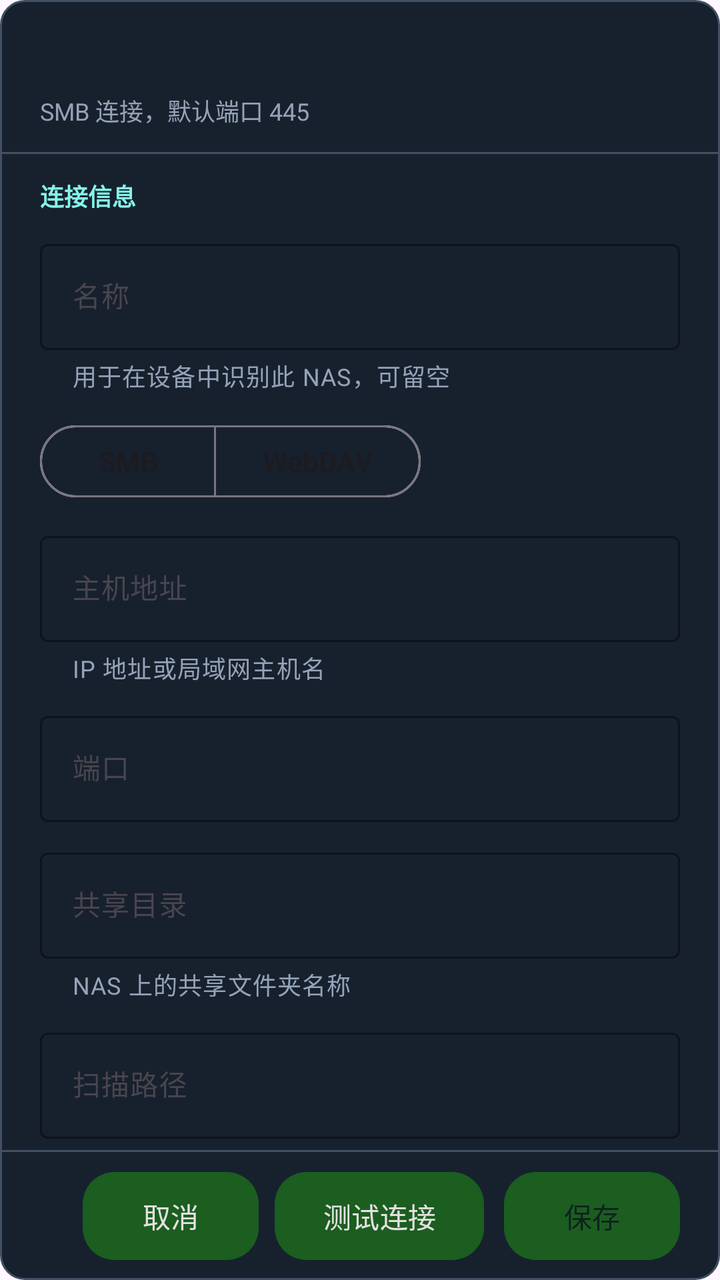
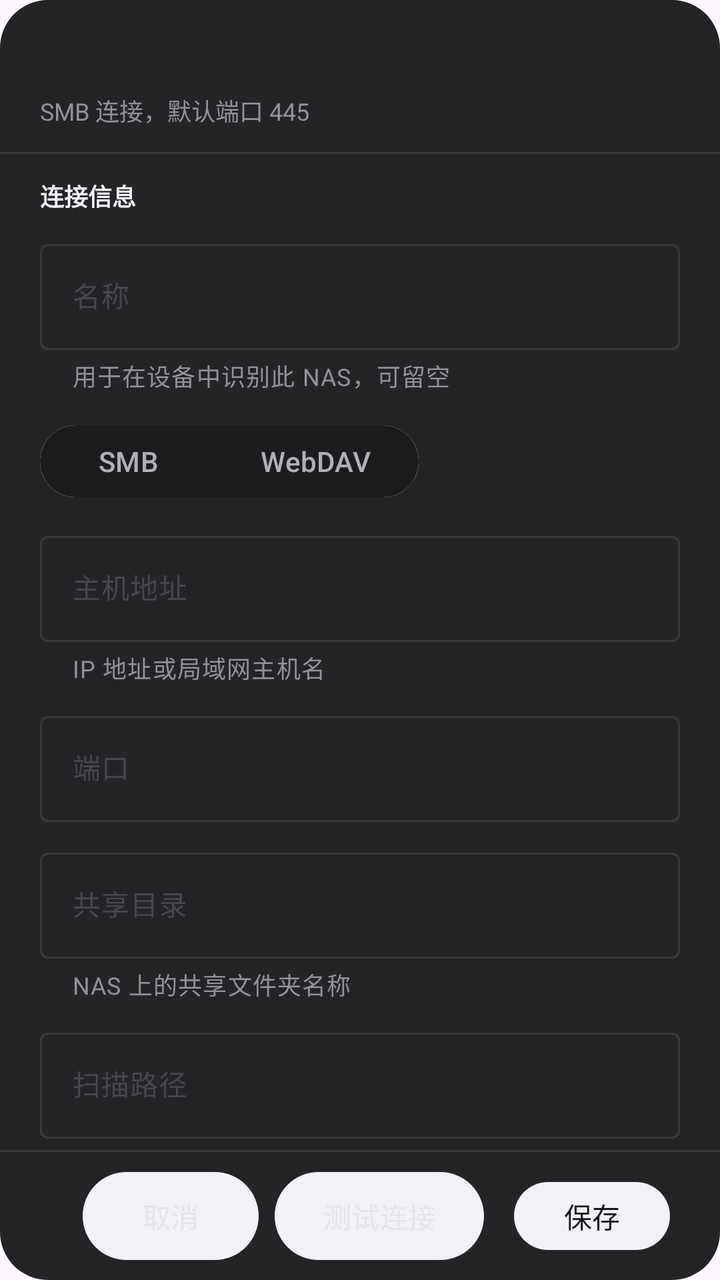

Screens rendered from an Android XML layout before and after an edit, with the pre-edit source and the edit as a unified diff.
<!-- AndroidManifest.xml: another module's application theme Theme.YuanBaoTv -->
<!-- res/layout/popup_nas_editor.xml -->
<?xml version="1.0" encoding="utf-8"?>
<LinearLayout xmlns:android="http://schemas.android.com/apk/res/android"
    xmlns:app="http://schemas.android.com/apk/res-auto"
    android:layout_width="match_parent"
    android:layout_height="match_parent"
    android:background="@drawable/bg_nas_editor_popup"
    android:orientation="vertical">

    <LinearLayout
        android:layout_width="match_parent"
        android:layout_height="wrap_content"
        android:orientation="vertical"
        android:paddingStart="20dp"
        android:paddingTop="18dp"
        android:paddingEnd="20dp"
        android:paddingBottom="12dp">

        <TextView
            android:id="@+id/tv_editor_title"
            android:layout_width="match_parent"
            android:layout_height="wrap_content"
            android:ellipsize="end"
            android:maxLines="1"
            android:textColor="@color/tv_text_primary"
            android:textSize="@dimen/ui_text_section"
            android:textStyle="bold" />

        <TextView
            android:id="@+id/tv_editor_protocol"
            android:layout_width="match_parent"
            android:layout_height="wrap_content"
            android:layout_marginTop="4dp"
            android:ellipsize="end"
            android:maxLines="1"
            android:text="@string/nas_editor_protocol_hint"
            android:textColor="@color/tv_text_tertiary"
            android:textSize="@dimen/ui_text_caption" />

        <TextView
            android:id="@+id/tv_editor_test_result"
            android:layout_width="match_parent"
            android:layout_height="wrap_content"
            android:layout_marginTop="6dp"
            android:ellipsize="end"
            android:maxLines="2"
            android:textColor="@color/tv_text_secondary"
            android:textSize="@dimen/ui_text_body"
            android:visibility="gone" />
    </LinearLayout>

    <View
        android:layout_width="match_parent"
        android:layout_height="1dp"
        android:background="@color/nas_popup_stroke" />

    <ScrollView
        android:layout_width="match_parent"
        android:layout_height="0dp"
        android:layout_weight="1"
        android:clipToPadding="false"
        android:fillViewport="true"
        android:overScrollMode="ifContentScrolls"
        android:paddingStart="20dp"
        android:paddingTop="12dp"
        android:paddingEnd="20dp"
        android:paddingBottom="12dp"
        android:scrollbars="none">

        <LinearLayout
            android:layout_width="match_parent"
            android:layout_height="wrap_content"
            android:orientation="vertical">

            <TextView
                android:layout_width="match_parent"
                android:layout_height="wrap_content"
                android:text="@string/nas_editor_connection_section"
                android:textColor="@color/tv_accent_cyan"
                android:textSize="@dimen/ui_text_caption"
                android:textStyle="bold" />

            <com.google.android.material.textfield.TextInputLayout
                android:id="@+id/input_nas_name"
                style="@style/Widget.Material3.TextInputLayout.OutlinedBox"
                android:layout_width="match_parent"
                android:layout_height="wrap_content"
                android:layout_marginTop="10dp"
                android:hint="@string/nas_name"
                app:boxStrokeColor="@color/nas_popup_stroke"
                app:helperText="@string/nas_editor_name_hint"
                app:helperTextTextColor="@color/tv_text_tertiary"
                app:hintTextColor="@color/tv_text_secondary">

                <com.google.android.material.textfield.TextInputEditText
                    android:id="@+id/et_nas_name"
                    android:layout_width="match_parent"
                    android:layout_height="wrap_content"
                    android:imeOptions="actionNext"
                    android:inputType="textCapWords"
                    android:singleLine="true"
                    android:textColor="@color/tv_text_primary"
                    android:textColorHint="@color/tv_text_tertiary"
                    android:textSize="@dimen/ui_text_body" />
            </com.google.android.material.textfield.TextInputLayout>

            <com.google.android.material.button.MaterialButtonToggleGroup
                android:id="@+id/group_nas_protocol"
                android:layout_width="wrap_content"
                android:layout_height="44dp"
                android:layout_marginTop="12dp"
                app:singleSelection="true"
                app:selectionRequired="true">

                <com.google.android.material.button.MaterialButton
                    android:id="@+id/btn_protocol_smb"
                    style="@style/Widget.Material3.Button.OutlinedButton"
                    android:layout_width="wrap_content"
                    android:layout_height="match_parent"
                    android:text="@string/nas_protocol_smb" />

                <com.google.android.material.button.MaterialButton
                    android:id="@+id/btn_protocol_webdav"
                    style="@style/Widget.Material3.Button.OutlinedButton"
                    android:layout_width="wrap_content"
                    android:layout_height="match_parent"
                    android:text="@string/nas_protocol_webdav" />
            </com.google.android.material.button.MaterialButtonToggleGroup>

            <com.google.android.material.textfield.TextInputLayout
                android:id="@+id/input_nas_host"
                style="@style/Widget.Material3.TextInputLayout.OutlinedBox"
                android:layout_width="match_parent"
                android:layout_height="wrap_content"
                android:layout_marginTop="10dp"
                android:hint="@string/nas_host"
                app:boxStrokeColor="@color/nas_popup_stroke"
                app:helperText="@string/nas_editor_host_hint"
                app:helperTextTextColor="@color/tv_text_tertiary"
                app:hintTextColor="@color/tv_text_secondary">

                <com.google.android.material.textfield.TextInputEditText
                    android:id="@+id/et_nas_host"
                    android:layout_width="match_parent"
                    android:layout_height="wrap_content"
                    android:imeOptions="actionNext"
                    android:inputType="textUri"
                    android:singleLine="true"
                    android:textColor="@color/tv_text_primary"
                    android:textColorHint="@color/tv_text_tertiary"
                    android:textSize="@dimen/ui_text_body" />
            </com.google.android.material.textfield.TextInputLayout>

            <com.google.android.material.textfield.TextInputLayout
                android:id="@+id/input_nas_port"
                style="@style/Widget.Material3.TextInputLayout.OutlinedBox"
                android:layout_width="match_parent"
                android:layout_height="wrap_content"
                android:layout_marginTop="10dp"
                android:hint="@string/nas_port"
                app:boxStrokeColor="@color/nas_popup_stroke"
                app:hintTextColor="@color/tv_text_secondary">

                <com.google.android.material.textfield.TextInputEditText
                    android:id="@+id/et_nas_port"
                    android:layout_width="match_parent"
                    android:layout_height="wrap_content"
                    android:imeOptions="actionNext"
                    android:inputType="number"
                    android:singleLine="true"
                    android:textColor="@color/tv_text_primary"
                    android:textSize="@dimen/ui_text_body" />
            </com.google.android.material.textfield.TextInputLayout>

            <com.google.android.material.textfield.TextInputLayout
                android:id="@+id/input_nas_share"
                style="@style/Widget.Material3.TextInputLayout.OutlinedBox"
                android:layout_width="match_parent"
                android:layout_height="wrap_content"
                android:layout_marginTop="10dp"
                android:hint="@string/nas_share"
                app:boxStrokeColor="@color/nas_popup_stroke"
                app:helperText="@string/nas_editor_share_hint"
                app:helperTextTextColor="@color/tv_text_tertiary"
                app:hintTextColor="@color/tv_text_secondary">

                <com.google.android.material.textfield.TextInputEditText
                    android:id="@+id/et_nas_share"
                    android:layout_width="match_parent"
                    android:layout_height="wrap_content"
                    android:imeOptions="actionNext"
                    android:inputType="text"
                    android:singleLine="true"
                    android:textColor="@color/tv_text_primary"
                    android:textColorHint="@color/tv_text_tertiary"
                    android:textSize="@dimen/ui_text_body" />
            </com.google.android.material.textfield.TextInputLayout>

            <com.google.android.material.textfield.TextInputLayout
                android:id="@+id/input_nas_root"
                style="@style/Widget.Material3.TextInputLayout.OutlinedBox"
                android:layout_width="match_parent"
                android:layout_height="wrap_content"
                android:layout_marginTop="10dp"
                android:hint="@string/nas_root_path"
                app:boxStrokeColor="@color/nas_popup_stroke"
                app:helperText="@string/nas_editor_root_hint"
                app:helperTextTextColor="@color/tv_text_tertiary"
                app:hintTextColor="@color/tv_text_secondary">

                <com.google.android.material.textfield.TextInputEditText
                    android:id="@+id/et_nas_root"
                    android:layout_width="match_parent"
                    android:layout_height="wrap_content"
                    android:imeOptions="actionNext"
                    android:inputType="text"
                    android:singleLine="true"
                    android:textColor="@color/tv_text_primary"
                    android:textColorHint="@color/tv_text_tertiary"
                    android:textSize="@dimen/ui_text_body" />
            </com.google.android.material.textfield.TextInputLayout>

            <TextView
                android:layout_width="match_parent"
                android:layout_height="wrap_content"
                android:layout_marginTop="20dp"
                android:text="@string/nas_editor_credentials_section"
                android:textColor="@color/tv_accent_cyan"
                android:textSize="@dimen/ui_text_caption"
                android:textStyle="bold" />

            <com.google.android.material.textfield.TextInputLayout
                android:id="@+id/input_nas_username"
                style="@style/Widget.Material3.TextInputLayout.OutlinedBox"
                android:layout_width="match_parent"
                android:layout_height="wrap_content"
                android:layout_marginTop="10dp"
                android:hint="@string/nas_username"
                app:boxStrokeColor="@color/nas_popup_stroke"
                app:helperText="@string/nas_editor_username_hint"
                app:helperTextTextColor="@color/tv_text_tertiary"
                app:hintTextColor="@color/tv_text_secondary">

                <com.google.android.material.textfield.TextInputEditText
                    android:id="@+id/et_nas_username"
                    android:layout_width="match_parent"
                    android:layout_height="wrap_content"
                    android:imeOptions="actionNext"
                    android:inputType="text"
                    android:singleLine="true"
                    android:textColor="@color/tv_text_primary"
                    android:textColorHint="@color/tv_text_tertiary"
                    android:textSize="@dimen/ui_text_body" />
            </com.google.android.material.textfield.TextInputLayout>

            <com.google.android.material.textfield.TextInputLayout
                android:id="@+id/input_nas_password"
                style="@style/Widget.Material3.TextInputLayout.OutlinedBox"
                android:layout_width="match_parent"
                android:layout_height="wrap_content"
                android:layout_marginTop="10dp"
                android:hint="@string/nas_password"
                app:boxStrokeColor="@color/nas_popup_stroke"
                app:endIconMode="password_toggle"
                app:helperText="@string/nas_editor_password_hint"
                app:helperTextTextColor="@color/tv_text_tertiary"
                app:hintTextColor="@color/tv_text_secondary">

                <com.google.android.material.textfield.TextInputEditText
                    android:id="@+id/et_nas_password"
                    android:layout_width="match_parent"
                    android:layout_height="wrap_content"
                    android:imeOptions="actionDone"
                    android:inputType="textPassword"
                    android:singleLine="true"
                    android:textColor="@color/tv_text_primary"
                    android:textColorHint="@color/tv_text_tertiary"
                    android:textSize="@dimen/ui_text_body" />
            </com.google.android.material.textfield.TextInputLayout>
        </LinearLayout>
    </ScrollView>

    <View
        android:layout_width="match_parent"
        android:layout_height="1dp"
        android:background="@color/nas_popup_stroke" />

    <LinearLayout
        android:layout_width="match_parent"
        android:layout_height="64dp"
        android:gravity="center_vertical|end"
        android:orientation="horizontal"
        android:paddingStart="20dp"
        android:paddingEnd="20dp">

        <com.google.android.material.button.MaterialButton
            android:id="@+id/btn_editor_cancel"
            android:layout_width="wrap_content"
            android:layout_height="44dp"
            android:background="@drawable/bg_nas_editor_secondary_button"
            android:minWidth="88dp"
            android:text="@string/nas_editor_cancel"
            android:textAllCaps="false"
            android:textColor="@color/tv_text_primary"
            android:textSize="@dimen/ui_text_body" />

        <com.google.android.material.button.MaterialButton
            android:id="@+id/btn_editor_test"
            android:layout_width="wrap_content"
            android:layout_height="44dp"
            android:layout_marginStart="@dimen/feature_res_spacing_small"
            android:background="@drawable/bg_nas_editor_secondary_button"
            android:minWidth="88dp"
            android:text="@string/btn_test_conn"
            android:textAllCaps="false"
            android:textColor="@color/tv_text_primary"
            android:textSize="@dimen/ui_text_body" />

        <com.google.android.material.button.MaterialButton
            android:id="@+id/btn_editor_save"
            android:layout_width="wrap_content"
            android:layout_height="44dp"
            android:layout_marginStart="10dp"
            android:background="@drawable/bg_nas_editor_primary_button"
            android:minWidth="88dp"
            android:text="@string/btn_save"
            android:textAllCaps="false"
            android:textColor="@color/nas_popup_action_text"
            android:textSize="@dimen/ui_text_body" />
    </LinearLayout>
</LinearLayout>
<!-- resources referenced by this layout -->
<resources>
  <color name="nas_popup_action_text">#10211F</color>
  <color name="nas_popup_stroke">#405165</color>
  <color name="tv_accent_cyan">#84F5E8</color>
  <color name="tv_text_primary">#E5E2E1</color>
  <color name="tv_text_secondary">#D3C5AF</color>
  <color name="tv_text_tertiary">#94A3B8</color>
  <!-- drawable bg_nas_editor_popup (drawable) -->
  <?xml version="1.0" encoding="utf-8"?>
  <shape xmlns:android="http://schemas.android.com/apk/res/android"
      android:shape="rectangle">
      <solid android:color="@color/nas_popup_surface" />
      <corners android:radius="12dp" />
      <stroke
          android:width="1dp"
          android:color="@color/nas_popup_stroke" />
  </shape>
  <!-- drawable bg_nas_editor_primary_button (drawable) -->
  <?xml version="1.0" encoding="utf-8"?>
  <selector xmlns:android="http://schemas.android.com/apk/res/android">
      <item android:state_enabled="false"><shape android:shape="rectangle"><solid android:color="@color/tv_action_disabled"/><corners android:radius="16dp"/></shape></item>
      <item android:state_focused="true"><shape android:shape="rectangle"><solid android:color="@color/tv_action_focused"/><corners android:radius="16dp"/><stroke android:width="2dp" android:color="@color/tv_focus_ring"/></shape></item>
      <item android:state_pressed="true"><shape android:shape="rectangle"><solid android:color="@color/tv_action_pressed"/><corners android:radius="16dp"/></shape></item>
      <item ><shape android:shape="rectangle"><solid android:color="@color/tv_action_surface"/><corners android:radius="16dp"/></shape></item>
  </selector>
  <!-- drawable bg_nas_editor_secondary_button (drawable) -->
  <?xml version="1.0" encoding="utf-8"?>
  <selector xmlns:android="http://schemas.android.com/apk/res/android">
      <item android:state_enabled="false"><shape android:shape="rectangle"><solid android:color="@color/tv_control_disabled"/><corners android:radius="16dp"/></shape></item>
      <item android:state_focused="true"><shape android:shape="rectangle"><solid android:color="@color/tv_control_focused"/><corners android:radius="16dp"/><stroke android:width="2dp" android:color="@color/tv_focus_ring"/></shape></item>
      <item android:state_pressed="true"><shape android:shape="rectangle"><solid android:color="@color/tv_control_focused"/><corners android:radius="16dp"/></shape></item>
      <item android:state_selected="true"><shape android:shape="rectangle"><solid android:color="@color/tv_nav_selected"/><corners android:radius="16dp"/></shape></item>
      <item ><shape android:shape="rectangle"><solid android:color="@color/tv_control_surface"/><corners android:radius="16dp"/></shape></item>
  </selector>
  <style name="Theme.YuanBaoTv" parent="Theme.Material3.DayNight.NoActionBar">
          <item name="colorPrimary">@color/primary</item>
          <item name="colorOnPrimary">@color/on_primary</item>
          <item name="android:statusBarColor">@android:color/transparent</item>
          <item name="android:navigationBarColor">@android:color/transparent</item>
          <item name="android:windowLightStatusBar">false</item>
          <item name="buttonStyle">@style/Widget.YuanBaoTv.Button</item>
      </style>
  <color name="nas_popup_surface">#17212D</color>
  <color name="tv_action_disabled">#283C39</color>
  <color name="tv_action_focused">#087B6B</color>
  <color name="tv_focus_ring">#84F5E8</color>
  <color name="tv_action_pressed">#045044</color>
  <color name="tv_action_surface">#066357</color>
  <color name="tv_control_disabled">#202526</color>
  <color name="tv_control_focused">#344B48</color>
  <color name="tv_nav_selected">#25443F</color>
  <color name="tv_control_surface">#2A2D30</color>
  <color name="primary">#1B5E20</color>
  <color name="on_primary">#FFFFFF</color>
  <style name="Widget.YuanBaoTv.Button" parent="Widget.AppCompat.Button">
          <item name="android:backgroundTint">@null</item>
          <item name="backgroundTint">@null</item>
          <item name="android:textAllCaps">false</item>
      </style>
  <!-- unchanged entries left out for length: 25 -->
</resources>

<!-- the commit's change to res/layout/popup_nas_editor.xml (unified diff, before → after) -->
@@ -86,7 +86,7 @@
                 android:layout_height="wrap_content"
                 android:layout_marginTop="10dp"
                 android:hint="@string/nas_name"
-                app:boxStrokeColor="@color/nas_popup_stroke"
+                app:boxStrokeColor="@color/tv_input_stroke"
                 app:helperText="@string/nas_editor_name_hint"
                 app:helperTextTextColor="@color/tv_text_tertiary"
                 app:hintTextColor="@color/tv_text_secondary">
@@ -116,14 +116,14 @@
                     style="@style/Widget.Material3.Button.OutlinedButton"
                     android:layout_width="wrap_content"
                     android:layout_height="match_parent"
-                    android:text="@string/nas_protocol_smb" />
+                    android:text="@string/nas_protocol_smb" android:textColor="@color/tv_navigation_text" app:iconTint="@color/tv_navigation_text" app:backgroundTint="@color/tv_toggle_surface" app:strokeColor="@color/tv_toggle_stroke" app:strokeWidth="2dp" />
 
                 <com.google.android.material.button.MaterialButton
                     android:id="@+id/btn_protocol_webdav"
                     style="@style/Widget.Material3.Button.OutlinedButton"
                     android:layout_width="wrap_content"
                     android:layout_height="match_parent"
-                    android:text="@string/nas_protocol_webdav" />
+                    android:text="@string/nas_protocol_webdav" android:textColor="@color/tv_navigation_text" app:iconTint="@color/tv_navigation_text" app:backgroundTint="@color/tv_toggle_surface" app:strokeColor="@color/tv_toggle_stroke" app:strokeWidth="2dp" />
             </com.google.android.material.button.MaterialButtonToggleGroup>
 
             <com.google.android.material.textfield.TextInputLayout
@@ -133,7 +133,7 @@
                 android:layout_height="wrap_content"
                 android:layout_marginTop="10dp"
                 android:hint="@string/nas_host"
-                app:boxStrokeColor="@color/nas_popup_stroke"
+                app:boxStrokeColor="@color/tv_input_stroke"
                 app:helperText="@string/nas_editor_host_hint"
                 app:helperTextTextColor="@color/tv_text_tertiary"
                 app:hintTextColor="@color/tv_text_secondary">
@@ -157,7 +157,7 @@
                 android:layout_height="wrap_content"
                 android:layout_marginTop="10dp"
                 android:hint="@string/nas_port"
-                app:boxStrokeColor="@color/nas_popup_stroke"
+                app:boxStrokeColor="@color/tv_input_stroke"
                 app:hintTextColor="@color/tv_text_secondary">
 
                 <com.google.android.material.textfield.TextInputEditText
@@ -178,7 +178,7 @@
                 android:layout_height="wrap_content"
                 android:layout_marginTop="10dp"
                 android:hint="@string/nas_share"
-                app:boxStrokeColor="@color/nas_popup_stroke"
+                app:boxStrokeColor="@color/tv_input_stroke"
                 app:helperText="@string/nas_editor_share_hint"
                 app:helperTextTextColor="@color/tv_text_tertiary"
                 app:hintTextColor="@color/tv_text_secondary">
@@ -202,7 +202,7 @@
                 android:layout_height="wrap_content"
                 android:layout_marginTop="10dp"
                 android:hint="@string/nas_root_path"
-                app:boxStrokeColor="@color/nas_popup_stroke"
+                app:boxStrokeColor="@color/tv_input_stroke"
                 app:helperText="@string/nas_editor_root_hint"
                 app:helperTextTextColor="@color/tv_text_tertiary"
                 app:hintTextColor="@color/tv_text_secondary">
@@ -235,7 +235,7 @@
                 android:layout_height="wrap_content"
                 android:layout_marginTop="10dp"
                 android:hint="@string/nas_username"
-                app:boxStrokeColor="@color/nas_popup_stroke"
+                app:boxStrokeColor="@color/tv_input_stroke"
                 app:helperText="@string/nas_editor_username_hint"
                 app:helperTextTextColor="@color/tv_text_tertiary"
                 app:hintTextColor="@color/tv_text_secondary">
@@ -259,7 +259,7 @@
                 android:layout_height="wrap_content"
                 android:layout_marginTop="10dp"
                 android:hint="@string/nas_password"
-                app:boxStrokeColor="@color/nas_popup_stroke"
+                app:boxStrokeColor="@color/tv_input_stroke"
                 app:endIconMode="password_toggle"
                 app:helperText="@string/nas_editor_password_hint"
                 app:helperTextTextColor="@color/tv_text_tertiary"
@@ -300,7 +300,7 @@
             android:minWidth="88dp"
             android:text="@string/nas_editor_cancel"
             android:textAllCaps="false"
-            android:textColor="@color/tv_text_primary"
+            android:textColor="@color/tv_button_text"
             android:textSize="@dimen/ui_text_body" />
 
         <com.google.android.material.button.MaterialButton
@@ -312,7 +312,7 @@
             android:minWidth="88dp"
             android:text="@string/btn_test_conn"
             android:textAllCaps="false"
-            android:textColor="@color/tv_text_primary"
+            android:textColor="@color/tv_button_text"
             android:textSize="@dimen/ui_text_body" />
 
         <com.google.android.material.button.MaterialButton
@@ -324,7 +324,7 @@
             android:minWidth="88dp"
             android:text="@string/btn_save"
             android:textAllCaps="false"
-            android:textColor="@color/nas_popup_action_text"
+            android:textColor="@color/home_primary_text"
             android:textSize="@dimen/ui_text_body" />
     </LinearLayout>
 </LinearLayout>
<!-- resource entries referenced after the edit -->
@@ -1,63 +1,65 @@
 <!-- resources referenced by this layout -->
 <resources>
-  <color name="nas_popup_action_text">#10211F</color>
-  <color name="nas_popup_stroke">#405165</color>
-  <color name="tv_accent_cyan">#84F5E8</color>
-  <color name="tv_text_primary">#E5E2E1</color>
-  <color name="tv_text_secondary">#D3C5AF</color>
-  <color name="tv_text_tertiary">#94A3B8</color>
+  <color name="nas_popup_stroke">#3A3A3C</color>
+  <color name="tv_accent_cyan">#F2F2F7</color>
+  <color name="tv_text_primary">#F5F5F7</color>
+  <color name="tv_text_secondary">#B0B0B6</color>
+  <color name="tv_text_tertiary">#929298</color>
   <!-- drawable bg_nas_editor_popup (drawable) -->
   <?xml version="1.0" encoding="utf-8"?>
   <shape xmlns:android="http://schemas.android.com/apk/res/android"
       android:shape="rectangle">
       <solid android:color="@color/nas_popup_surface" />
-      <corners android:radius="12dp" />
-      <stroke
-          android:width="1dp"
-          android:color="@color/nas_popup_stroke" />
+      <corners android:radius="24dp" />
   </shape>
   <!-- drawable bg_nas_editor_primary_button (drawable) -->
-  <?xml version="1.0" encoding="utf-8"?>
-  <selector xmlns:android="http://schemas.android.com/apk/res/android">
-      <item android:state_enabled="false"><shape android:shape="rectangle"><solid android:color="@color/tv_action_disabled"/><corners android:radius="16dp"/></shape></item>
-      <item android:state_focused="true"><shape android:shape="rectangle"><solid android:color="@color/tv_action_focused"/><corners android:radius="16dp"/><stroke android:width="2dp" android:color="@color/tv_focus_ring"/></shape></item>
-      <item android:state_pressed="true"><shape android:shape="rectangle"><solid android:color="@color/tv_action_pressed"/><corners android:radius="16dp"/></shape></item>
-      <item ><shape android:shape="rectangle"><solid android:color="@color/tv_action_surface"/><corners android:radius="16dp"/></shape></item>
-  </selector>
+  <inset xmlns:android="http://schemas.android.com/apk/res/android" android:drawable="@drawable/bg_home_primary_button"/>
   <!-- drawable bg_nas_editor_secondary_button (drawable) -->
-  <?xml version="1.0" encoding="utf-8"?>
-  <selector xmlns:android="http://schemas.android.com/apk/res/android">
-      <item android:state_enabled="false"><shape android:shape="rectangle"><solid android:color="@color/tv_control_disabled"/><corners android:radius="16dp"/></shape></item>
-      <item android:state_focused="true"><shape android:shape="rectangle"><solid android:color="@color/tv_control_focused"/><corners android:radius="16dp"/><stroke android:width="2dp" android:color="@color/tv_focus_ring"/></shape></item>
-      <item android:state_pressed="true"><shape android:shape="rectangle"><solid android:color="@color/tv_control_focused"/><corners android:radius="16dp"/></shape></item>
-      <item android:state_selected="true"><shape android:shape="rectangle"><solid android:color="@color/tv_nav_selected"/><corners android:radius="16dp"/></shape></item>
-      <item ><shape android:shape="rectangle"><solid android:color="@color/tv_control_surface"/><corners android:radius="16dp"/></shape></item>
-  </selector>
+  <inset xmlns:android="http://schemas.android.com/apk/res/android" android:drawable="@drawable/bg_tv_button_focus"/>
   <style name="Theme.YuanBaoTv" parent="Theme.Material3.DayNight.NoActionBar">
           <item name="colorPrimary">@color/primary</item>
           <item name="colorOnPrimary">@color/on_primary</item>
+          <item name="colorSecondary">@color/tv_accent_gold</item>
+          <item name="colorSurface">@color/tv_bg_dark</item>
+          <item name="colorOnSurface">@color/tv_text_primary</item>
+          <item name="colorSurfaceVariant">@color/tv_bg_card</item>
+          <item name="colorOnSurfaceVariant">@color/tv_text_secondary</item>
           <item name="android:statusBarColor">@android:color/transparent</item>
           <item name="android:navigationBarColor">@android:color/transparent</item>
           <item name="android:windowLightStatusBar">false</item>
+          <item name="android:windowBackground">@color/tv_bg_dark</item>
           <item name="buttonStyle">@style/Widget.YuanBaoTv.Button</item>
       </style>
-  <color name="nas_popup_surface">#17212D</color>
-  <color name="tv_action_disabled">#283C39</color>
-  <color name="tv_action_focused">#087B6B</color>
-  <color name="tv_focus_ring">#84F5E8</color>
-  <color name="tv_action_pressed">#045044</color>
-  <color name="tv_action_surface">#066357</color>
-  <color name="tv_control_disabled">#202526</color>
-  <color name="tv_control_focused">#344B48</color>
-  <color name="tv_nav_selected">#25443F</color>
-  <color name="tv_control_surface">#2A2D30</color>
-  <color name="primary">#1B5E20</color>
-  <color name="on_primary">#FFFFFF</color>
+  <color name="nas_popup_surface">#242426</color>
+  <!-- drawable bg_home_primary_button (drawable) -->
+  <ripple xmlns:android="http://schemas.android.com/apk/res/android" android:color="#22000000"><item><selector><item android:state_enabled="false"><layer-list><item android:left="5dp" android:top="5dp" android:right="5dp" android:bottom="5dp"><shape><solid android:color="@color/tv_primary_disabled"/><corners android:radius="19dp"/></shape></item></layer-list></item><item android:state_focused="true" android:state_pressed="true"><layer-list><item><shape><solid android:color="@android:color/transparent"/><corners android:radius="24dp"/><stroke android:width="3dp" android:color="@color/tv_focus_ring"/></shape></item><item android:left="5dp" android:top="5dp" android:right="5dp" android:bottom="5dp"><shape><solid android:color="@color/tv_primary_pressed"/><corners android:radius="19dp"/></shape></item></layer-list></item><item android:state_focused="true"><layer-list><item><shape><solid android:color="@android:color/transparent"/><corners android:radius="24dp"/><stroke android:width="3dp" android:color="@color/tv_focus_ring"/></shape></item><item android:left="5dp" android:top="5dp" android:right="5dp" android:bottom="5dp"><shape><solid android:color="@color/tv_primary_focused"/><corners android:radius="19dp"/></shape></item></layer-list></item><item android:state_pressed="true"><layer-list><item android:left="5dp" android:top="5dp" android:right="5dp" android:bottom="5dp"><shape><solid android:color="@color/tv_primary_pressed"/><corners android:radius="19dp"/></shape></item></layer-list></item><item ><layer-list><item android:left="5dp" android:top="5dp" android:right="5dp" android:bottom="5dp"><shape><solid android:color="@color/tv_primary_surface"/><corners android:radius="19dp"/></shape></item></layer-list></item></selector></item></ripple>
+  <!-- drawable bg_tv_button_focus: vector/xml drawable (drawable, 6630 chars, omitted) -->
+  <color name="tv_focus_ring">#F5F5F7</color>
+  <color name="tv_primary_pressed">#D1D1D6</color>
+  <color name="tv_primary_focused">#FFFFFF</color>
+  <color name="tv_primary_surface">#F2F2F7</color>
+  <dimen name="ui_action_min_height">48dp</dimen>
+  <dimen name="ui_text_action">14sp</dimen>
+  <color name="primary">#F2F2F7</color>
+  <color name="on_primary">#171719</color>
+  <color name="tv_accent_gold">#B0B0B6</color>
+  <color name="tv_bg_dark">#101010</color>
+  <color name="tv_bg_card">#1C1C1E</color>
   <style name="Widget.YuanBaoTv.Button" parent="Widget.AppCompat.Button">
           <item name="android:backgroundTint">@null</item>
           <item name="backgroundTint">@null</item>
           <item name="android:textAllCaps">false</item>
+          <item name="android:minHeight">@dimen/ui_action_min_height</item>
+          <item name="android:paddingStart">20dp</item>
+          <item name="android:paddingEnd">20dp</item>
+          <item name="android:drawablePadding">8dp</item>
+          <item name="iconTint">@color/tv_button_text</item>
+          <item name="android:textColor">@color/tv_button_text</item>
+          <item name="android:textSize">@dimen/ui_text_action</item>
+          <item name="android:fontFamily">sans-serif-medium</item>
+          <item name="android:background">@drawable/bg_tv_button_focus</item>
       </style>
+  <color name="tv_primary_disabled">#414143</color>
   <!-- unchanged entries left out for length: 25 -->
 </resources>
 
